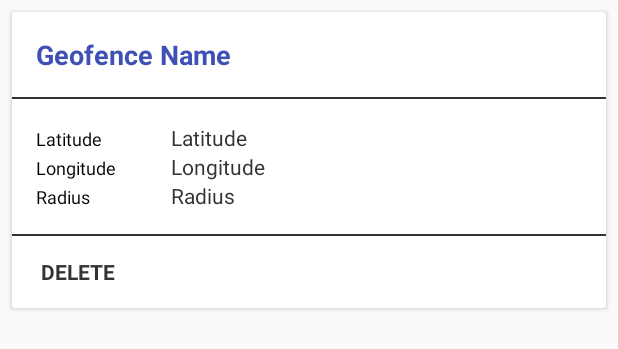
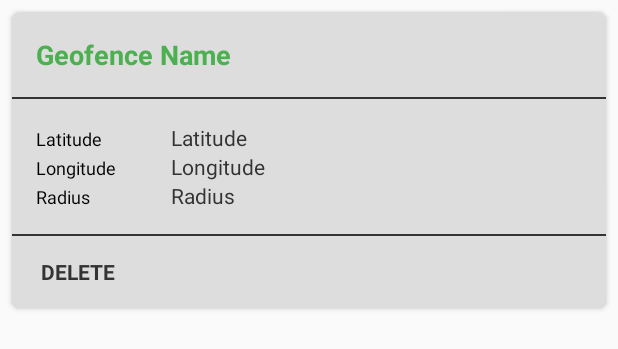
Before and after one commit to pa1-teja/peela_bus, an Android app: the layout listitem_geofence.xml on its own in the app's theme, with its tools: preview values and no code run, on a phone screen of 412 x 824 dp. Shown: the top 349 px of the screen. Run offline under Robolectric (Android 15) with nearby library versions, the phone set to English and light mode, and no system bars.

Commit message:
bugs fixed

```diff
--- a/app/build.gradle
+++ b/app/build.gradle
@@ -2,7 +2,8 @@ apply plugin: 'com.android.application'
 
 android {
     compileSdkVersion 27
-    buildToolsVersion '25.0.0'
+    buildToolsVersion '25.0.1'
+
 
     defaultConfig {
         applicationId "com.vivianaranha.mapsapp"
@@ -19,7 +20,9 @@ android {
     }
 }
 
+
 dependencies {
+    compile fileTree(include: ['*.jar'], dir: 'libs')
     compile fileTree(include: ['*.jar'], dir: 'libs')
     testCompile 'junit:junit:4.12'
     compile 'com.google.android.gms:play-services-location:9.0.1'
@@ -31,4 +34,5 @@ dependencies {
     compile 'com.android.support:support-v13:27.0.1'
     compile 'com.android.support:support-vector-drawable:27.0.1'
     compile 'com.android.support:recyclerview-v7:27.0.1'
+    compile 'com.android.support:cardview-v7:27.0.1'
 }
--- a/app/src/main/java/com/vivianaranha/mapsapp/AllGeofencesActivity.java
+++ b/app/src/main/java/com/vivianaranha/mapsapp/AllGeofencesActivity.java
@@ -29,7 +29,7 @@ public class AllGeofencesActivity extends AppCompatActivity {
 
   @Override
   public boolean onCreateOptionsMenu(Menu menu) {
-    getMenuInflater().inflate(R.menu.menu, menu);
+    getMenuInflater().inflate(R.menu.menu_all_geofences, menu);
 
     MenuItem item = menu.findItem(R.id.action_delete_all);
 
--- a/app/src/main/java/com/vivianaranha/mapsapp/NamedGeofence.java
+++ b/app/src/main/java/com/vivianaranha/mapsapp/NamedGeofence.java
@@ -24,7 +24,7 @@ public class NamedGeofence implements Comparable {
     id = UUID.randomUUID().toString();
     return new Geofence.Builder()
             .setRequestId(id)
-            .setTransitionTypes(Geofence.GEOFENCE_TRANSITION_ENTER | Geofence.GEOFENCE_TRANSITION_EXIT)
+            .setTransitionTypes(Geofence.GEOFENCE_TRANSITION_ENTER)
             .setCircularRegion(latitude, longitude, radius)
             .setExpirationDuration(Geofence.NEVER_EXPIRE)
             .build();
--- a/app/src/main/res/layout/listitem_geofence.xml
+++ b/app/src/main/res/layout/listitem_geofence.xml
@@ -1,16 +1,14 @@
 <?xml version="1.0" encoding="utf-8"?>
-<android.support.v7.widget.CardView
-
+<android.support.v7.widget.CardView xmlns:android="http://schemas.android.com/apk/res/android"
     android:layout_width="match_parent"
     android:layout_height="wrap_content"
-    xmlns:card_view="http://schemas.android.com/tools"
-    xmlns:tools="http://schemas.android.com/apk/res-auto"
+    xmlns:card_view="http://schemas.android.com/apk/res-auto"
+    xmlns:tools="http://schemas.android.com/tools"
     android:layout_marginTop="@dimen/Margin.Half"
     android:layout_marginStart="@dimen/Margin.Half"
     android:layout_marginEnd="@dimen/Margin.Half"
     card_view:cardBackgroundColor="@color/Background.CardView"
-    card_view:cardCornerRadius="6dp"
-    xmlns:android="http://schemas.android.com/apk/res/android">
+    card_view:cardCornerRadius="6dp">
 
   <LinearLayout
       android:layout_width="match_parent"
@@ -24,7 +22,7 @@
         android:layout_height="wrap_content"
         android:padding="@dimen/Margin.Standard"
         style="@style/TextView.Header"
-        android:text="Geofence Name"/>
+        tools:text="Geofence Name"/>
 
     <View style="@style/Divider.Horizontal"/>
 
--- a/app/src/main/res/values/colors.xml
+++ b/app/src/main/res/values/colors.xml
@@ -1,9 +1,9 @@
 <?xml version="1.0" encoding="utf-8"?>
 <resources>
-    <color name="ColorPrimary">#3F51B5</color>
-    <color name="ColorPrimaryDark">#303F9F</color>
-    <color name="ColorAccent">#FF4081</color>
-    <color name="white">#FFFFFF</color>
+
+  <color name="ColorPrimary">#4caf50</color>
+  <color name="ColorPrimaryDark">#1b5e20</color>
+  <color name="ColorAccent">#CCCCCC</color>
 
   <color name="Background">#408D42</color>
 
@@ -15,4 +15,5 @@
   <color name="TextColor.Black">#000000</color>
 
   <color name="Divider">#333333</color>
+
 </resources>
--- a/app/src/main/res/values/dimens.xml
+++ b/app/src/main/res/values/dimens.xml
@@ -23,5 +23,4 @@
   <!-- Dividers -->
   <dimen name="Divider.Width">1dp</dimen>
 
-    <dimen name="fab_margin">16dp</dimen>
 </resources>
--- a/app/src/main/res/values/strings.xml
+++ b/app/src/main/res/values/strings.xml
@@ -35,7 +35,7 @@
   <!-- Notification -->
   <string name="Notification.Title">Peela Bus</string>
   <string name="Notification.Text">Welcome to %1$s!!!</string>
-    <string name="Notification.Exit_Text">Thank you for Visiting %1$s!!!</string>
+  <string name="Notification.Text_exit">Thank you for visiting %1$s!!!</string>
 
   <!-- Toast -->
   <string name="Toast.Validation">Please enter valid data for all fields</string>
```
Also changed, not shown: app/src/debug/AndroidManifest.xml (added, +7 -0 lines), app/src/main/AndroidManifest.xml (+5 -26 lines), app/src/main/java/com/vivianaranha/mapsapp/AddGeofenceFragment.java (+28 -4 lines), app/src/main/java/com/vivianaranha/mapsapp/AllGeofencesAdapter.java (+5 -5 lines), app/src/main/java/com/vivianaranha/mapsapp/AllGeofencesFragment.java (+4 -4 lines), app/src/main/java/com/vivianaranha/mapsapp/GeofenceController.java (+8 -13 lines), app/src/main/java/com/vivianaranha/mapsapp/GeofenceNotificationIntentService.java (+40 -40 lines), app/src/main/res/menu/menu_all_geofences.xml (added, +10 -0 lines), app/src/main/res/values-w820dp/dimens.xml (+4 -4 lines), app/src/main/res/values/styles.xml (indentation only), build.gradle (line endings or trailing spaces), gradle/wrapper/gradle-wrapper.properties, 4 other files. Lines whose indentation alone changed are shown as unchanged.
